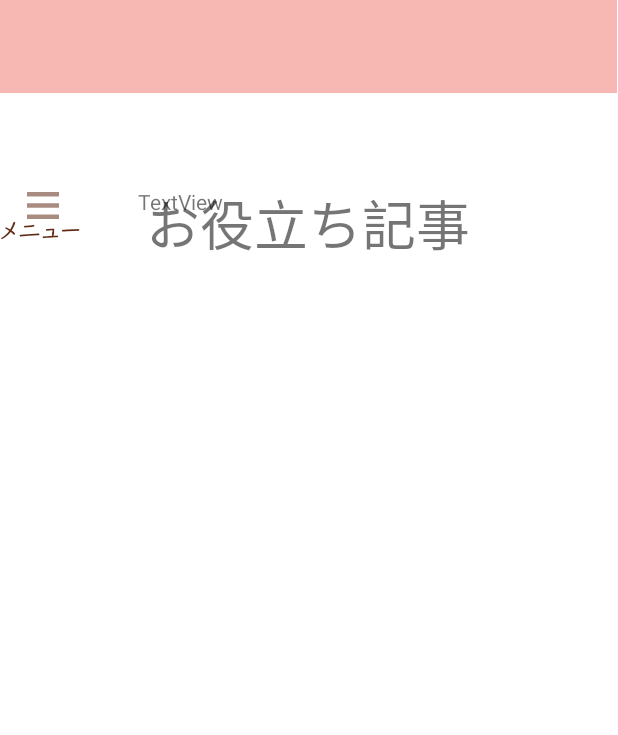
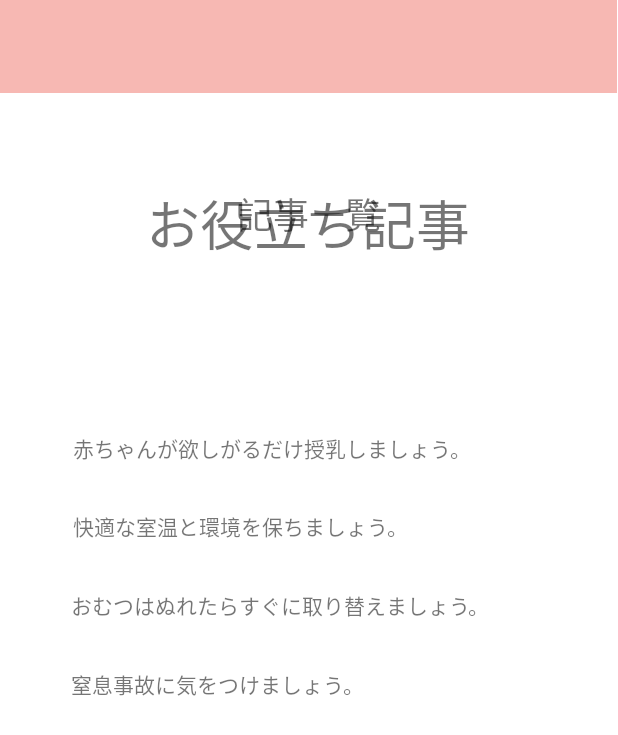
Before and after one commit to noriaki0818/PamaProject, an Android app: the Article screen opened directly, with no data from a screen before it, on a phone screen of 412 x 824 dp. Shown: the top 735 px of the screen. Run offline under Robolectric (Android 15) with nearby library versions, the phone set to English and light mode, and no system bars.

Commit message:
aaa2/5aaa

```diff
--- a/app/src/main/java/com/example/pamaproject/Article.java
+++ b/app/src/main/java/com/example/pamaproject/Article.java
@@ -5,6 +5,7 @@ import android.database.Cursor;
 import android.database.sqlite.SQLiteDatabase;
 import android.os.Bundle;
 import android.view.View;
+import android.widget.ArrayAdapter;
 import android.widget.EditText;
 import android.widget.ImageButton;
 import android.widget.ListView;
@@ -17,57 +18,153 @@ public class Article extends AppCompatActivity implements View.OnClickListener {
     private DBHelper helper = null;
     ImageButton articleMenuBtn;
     protected String strData;
+    TextView textView, textView2, textView3, textView4, textView5;
 
     @Override
     protected void onCreate(Bundle savedInstanceState) {
         super.onCreate(savedInstanceState);
         setContentView(R.layout.activity_article);
 
-        //メニューの追加
-        articleMenuBtn = (ImageButton)findViewById(R.id.article_menu2);
-        articleMenuBtn.setOnClickListener( this );
 
-//        String strName = "";
-//        String strText = "";
-//
-//        SQLiteDatabase db = helper.getWritableDatabase();
-//        try {
-//            Toast.makeText(this, "DBに接続完了", Toast.LENGTH_SHORT).show();
-//
-//        }finally {
-//            db.close();
-//        }
-//
-//        String strSQL = "SELECT Article_Name, Article_text FROM ArticleTable WHERE Article_ID = " + strData;
-//        Cursor cursor = db.rawQuery(strSQL, null);
-//
-///*
-//        Cursor cursor = db.query(DatabaseOpenHelper.TABLE_NAME,
-//                new String[] {
-//                        DatabaseOpenHelper.COLUMN_NAME,
-//                        DatabaseOpenHelper.COLUMN_PRICE },
-//                DatabaseOpenHelper.COLUMN_ID + "='" + strData + "'",
-//                null, null, null, null);
-//*/
-//
-////        while (cursor.moveToNext()){
-////            strName = cursor.getString(
-////                    cursor.getColumnIndex(DBHelper.COLUMN_NAME));
-////            strText = cursor.getString(
-////                    cursor.getColumnIndex(DBHelper.COLUMN_TEXT));
-////        }
-//
-//        ListView listView = (ListView)findViewById(R.id.article_list2);
-//        TextView textView = (TextView)findViewById(R.id.textView4);
-//        textView.setText(strData);
+        textView = (TextView) findViewById(R.id.articletext_title);
+        textView2 = (TextView) findViewById(R.id.textView);
+        textView3 = (TextView) findViewById(R.id.textView2);
+        textView4 = (TextView) findViewById(R.id.textView3);
+        textView5 = (TextView) findViewById(R.id.textView4);
 
+        // インテントを取得
+        Intent intent = getIntent();
+        // インテントに保存されたデータを取得
+
+        int da = intent.getIntExtra("list_item", 1);
+        textView.setText("記事一覧");
+
+        if (da == 1) {
+            set1();
+        }
+        if (da == 2) {
+            set2();
+        }
+        if (da == 3){
+            set3();
+        }
+        if (da == 4){
+            set4();
+        }
+        if (da == 5){
+            set5();
+        }
+        if (da == 6){
+            set6();
+        }
+        if (da == 7){
+            set7();
+        }
+        if (da == 8){
+            set8();
+        }
+        if (da == 9){
+            set9();
+        }
+        if (da == 10){
+            set10();
+        }
+        if (da == 11){
+            set11();
+        }
+        if (da == 12){
+            set12();
+        }
     }
+
+
 
     @Override
     public void onClick(View v) {
-        if (v == articleMenuBtn){
-            Intent intent = new Intent(this,Menu_Baby.class);
-            startActivity(intent);
-        }
+        finish();
+    }
+
+    void set1() {
+        textView2.setText("赤ちゃんが欲しがるだけ授乳しましょう。");
+        textView3.setText("快適な室温と環境を保ちましょう。");
+        textView4.setText("おむつはぬれたらすぐに取り替えましょう。");
+        textView5.setText("窒息事故に気をつけましょう。");
+    }
+
+    void set2() {
+        textView2.setText("生後4~6ヶ月記事");
+        textView3.setText("あ");
+        textView4.setText("い");
+        textView5.setText("い");
+    }
+
+    void set3(){
+        textView2.setText("生後7~9ヶ月記事");
+        textView3.setText("あ");
+        textView4.setText("い");
+        textView5.setText("い");
+    }
+
+    void set4(){
+        textView2.setText("生後10~12ヶ月記事");
+        textView3.setText("あ");
+        textView4.setText("い");
+        textView5.setText("い");
+    }
+
+    void set5(){
+        textView2.setText("生後1年1ヶ月~1年3ヶ月記事");
+        textView3.setText("あ");
+        textView4.setText("い");
+        textView5.setText("い");
+    }
+
+    void set6(){
+        textView2.setText("生後1年4ヶ月~1年6ヶ月記事");
+        textView3.setText("あ");
+        textView4.setText("い");
+        textView5.setText("い");
+    }
+
+    void set7(){
+        textView2.setText("生後1年7ヶ月~1年9ヶ月記事");
+        textView3.setText("あ");
+        textView4.setText("い");
+        textView5.setText("い");
+    }
+
+    void set8(){
+        textView2.setText("生後1年10ヶ月~1年12ヶ月記事");
+        textView3.setText("あ");
+        textView4.setText("い");
+        textView5.setText("い");
+    }
+
+    void set9(){
+        textView2.setText("生後2年1ヶ月~2年3ヶ月記事");
+        textView3.setText("あ");
+        textView4.setText("い");
+        textView5.setText("い");
+    }
+
+    void set10(){
+        textView2.setText("生後2年4ヶ月~2年6か月記事");
+        textView3.setText("あ");
+        textView4.setText("い");
+        textView5.setText("い");
+    }
+
+    void set11(){
+        textView2.setText("生後2年7ヶ月~2年9か月記事");
+        textView3.setText("あ");
+        textView4.setText("い");
+        textView5.setText("い");
+    }
+
+    void set12(){
+        textView2.setText("生後2年10ヶ月~2年12か月記事");
+        textView3.setText("あ");
+        textView4.setText("い");
+        textView5.setText("い");
     }
 }
--- a/app/src/main/res/layout/activity_article.xml
+++ b/app/src/main/res/layout/activity_article.xml
@@ -32,22 +32,9 @@
         app:layout_constraintStart_toStartOf="parent"
         app:layout_constraintTop_toTopOf="@+id/imageView6" />
 
-    <ImageButton
-        android:id="@+id/article_menu2"
-        android:layout_width="wrap_content"
-        android:layout_height="wrap_content"
-        android:layout_marginBottom="660dp"
-        android:background="@null"
-        app:layout_constraintBottom_toBottomOf="parent"
-        app:layout_constraintEnd_toEndOf="parent"
-        app:layout_constraintHorizontal_bias="0.0"
-        app:layout_constraintStart_toStartOf="parent"
-        app:layout_constraintTop_toTopOf="@+id/home_header"
-        app:srcCompat="@drawable/bo_menu" />
-
 
     <TextView
-        android:id="@+id/textView4"
+        android:id="@+id/articletext_title"
         android:layout_width="228dp"
         android:layout_height="36dp"
         android:text="TextView"
@@ -55,16 +42,56 @@
         app:layout_constraintEnd_toEndOf="parent"
         app:layout_constraintStart_toStartOf="parent"
         app:layout_constraintTop_toTopOf="parent"
-        app:layout_constraintVertical_bias="0.158" />
+        app:layout_constraintVertical_bias="0.158"
+        app:autoSizeTextType="uniform"
+        android:gravity="center_horizontal"/>
 
-    <ListView
-        android:id="@+id/article_list2"
-        android:layout_width="370dp"
-        android:layout_height="450dp"
+    <TextView
+        android:id="@+id/textView"
+        android:layout_width="316dp"
+        android:layout_height="46dp"
+        android:text="TextView"
         app:layout_constraintBottom_toBottomOf="parent"
         app:layout_constraintEnd_toEndOf="parent"
-        app:layout_constraintHorizontal_bias="0.478"
+        app:layout_constraintHorizontal_bias="0.506"
         app:layout_constraintStart_toStartOf="parent"
         app:layout_constraintTop_toTopOf="parent"
-        app:layout_constraintVertical_bias="0.6" />
+        app:layout_constraintVertical_bias="0.37" />
+
+    <TextView
+        android:id="@+id/textView2"
+        android:layout_width="316dp"
+        android:layout_height="46dp"
+        android:text="TextView"
+        app:layout_constraintBottom_toBottomOf="parent"
+        app:layout_constraintEnd_toEndOf="parent"
+        app:layout_constraintHorizontal_bias="0.506"
+        app:layout_constraintStart_toStartOf="parent"
+        app:layout_constraintTop_toTopOf="parent"
+        app:layout_constraintVertical_bias="0.437" />
+
+    <TextView
+        android:id="@+id/textView3"
+        android:layout_width="316dp"
+        android:layout_height="46dp"
+        android:text="TextView"
+        app:layout_constraintBottom_toBottomOf="parent"
+        app:layout_constraintEnd_toEndOf="parent"
+        app:layout_constraintHorizontal_bias="0.493"
+        app:layout_constraintStart_toStartOf="parent"
+        app:layout_constraintTop_toTopOf="parent"
+        app:layout_constraintVertical_bias="0.505" />
+
+    <TextView
+        android:id="@+id/textView4"
+        android:layout_width="316dp"
+        android:layout_height="46dp"
+        android:text="TextView"
+        app:layout_constraintBottom_toBottomOf="parent"
+        app:layout_constraintEnd_toEndOf="parent"
+        app:layout_constraintHorizontal_bias="0.493"
+        app:layout_constraintStart_toStartOf="parent"
+        app:layout_constraintTop_toTopOf="parent"
+        app:layout_constraintVertical_bias="0.572" />
+
 </androidx.constraintlayout.widget.ConstraintLayout>
```
Also changed, not shown: app/src/main/java/com/example/pamaproject/Article_list.java (+83 -47 lines).
